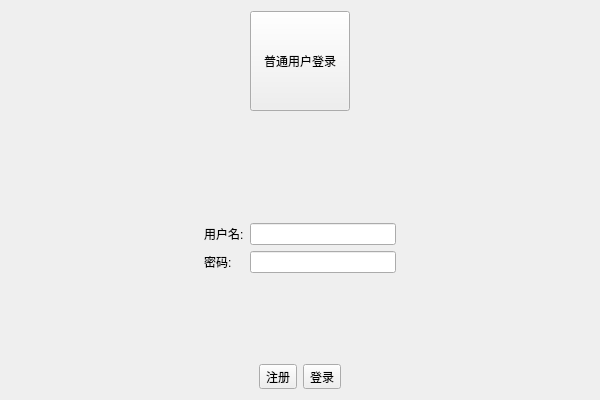
Old version of the form qt/login.ui in the repository llllishuo/Vehicle_StatusMonitoring_Demo.
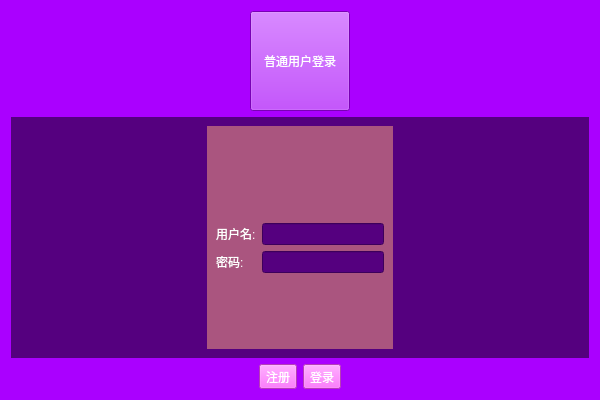
New version of the form.

Diff of the .ui file:
```diff
--- a/qt/login.ui
+++ b/qt/login.ui
@@ -11,7 +11,11 @@
    </rect>
   </property>
   <property name="windowTitle">
-   <string>Widget</string>
+   <string>登录</string>
+  </property>
+  <property name="styleSheet">
+   <string notr="true">border-top-color: rgb(170, 85, 255);
+background-color: rgb(170, 0, 255);</string>
   </property>
   <layout class="QHBoxLayout" name="horizontalLayout_4">
    <item>
@@ -45,6 +49,12 @@
            <height>50</height>
           </size>
          </property>
+         <property name="styleSheet">
+          <string notr="true">background-color: rgb(170, 0, 255);
+font: 700 9pt &quot;FiraCode Nerd Font Mono&quot;;
+color: rgb(255, 255, 255);
+</string>
+         </property>
          <property name="text">
           <string>普通用户登录</string>
          </property>
@@ -66,6 +76,10 @@
       </layout>
      </item>
      <item>
+      <widget class="QWidget" name="" native="true">
+       <property name="styleSheet">
+        <string notr="true">background-color: rgb(85, 0, 127);</string>
+       </property>
       <layout class="QHBoxLayout" name="horizontalLayout">
        <item>
         <spacer name="horizontalSpacer">
@@ -81,6 +95,10 @@
         </spacer>
        </item>
        <item>
+         <widget class="QWidget" name="" native="true">
+          <property name="styleSheet">
+           <string notr="true">background-color: rgb(170, 85, 127);</string>
+          </property>
         <layout class="QFormLayout" name="formLayout">
          <item row="1" column="1">
           <widget class="QLabel" name="login_err_label">
@@ -96,6 +114,11 @@
              <height>20</height>
             </size>
            </property>
+             <property name="styleSheet">
+              <string notr="true">font: 700 9pt &quot;FiraCode Nerd Font Mono&quot;;
+
+color: rgb(255, 255, 255);</string>
+             </property>
            <property name="text">
             <string/>
            </property>
@@ -103,16 +126,32 @@
          </item>
          <item row="2" column="0">
           <widget class="QLabel" name="username_label">
+             <property name="styleSheet">
+              <string notr="true">font: 700 9pt &quot;FiraCode Nerd Font Mono&quot;;
+color: rgb(255, 255, 255);
+</string>
+             </property>
            <property name="text">
             <string>用户名:</string>
            </property>
           </widget>
          </item>
          <item row="2" column="1">
-          <widget class="QLineEdit" name="username_lineEdit"/>
+            <widget class="QLineEdit" name="username_lineEdit">
+             <property name="styleSheet">
+              <string notr="true">background-color: rgb(85, 0, 127);
+font: 700 9pt &quot;FiraCode Nerd Font Mono&quot;;
+color: rgb(255, 255, 255);
+</string>
+             </property>
+            </widget>
          </item>
          <item row="3" column="0">
           <widget class="QLabel" name="password_label">
+             <property name="styleSheet">
+              <string notr="true">font: 700 9pt &quot;FiraCode Nerd Font Mono&quot;;
+color: rgb(255, 255, 255);</string>
+             </property>
            <property name="text">
             <string>密码:</string>
            </property>
@@ -120,6 +159,11 @@
          </item>
          <item row="3" column="1">
           <widget class="QLineEdit" name="password_lineEdit">
+             <property name="styleSheet">
+              <string notr="true">background-color: rgb(85, 0, 127);
+font: 700 9pt &quot;FiraCode Nerd Font Mono&quot;;
+color: rgb(255, 255, 255);</string>
+             </property>
            <property name="echoMode">
             <enum>QLineEdit::Password</enum>
            </property>
@@ -152,6 +196,7 @@
           </spacer>
          </item>
         </layout>
+         </widget>
        </item>
        <item>
         <spacer name="horizontalSpacer_2">
@@ -167,6 +212,7 @@
         </spacer>
        </item>
       </layout>
+      </widget>
      </item>
      <item>
       <layout class="QHBoxLayout" name="horizontalLayout_3">
@@ -185,6 +231,11 @@
        </item>
        <item>
         <widget class="QToolButton" name="logon_but">
+         <property name="styleSheet">
+          <string notr="true">background-color: rgb(255, 85, 255);
+font: 700 9pt &quot;FiraCode Nerd Font Mono&quot;;
+color: rgb(255, 255, 255);</string>
+         </property>
          <property name="text">
           <string>注册</string>
          </property>
@@ -192,6 +243,11 @@
        </item>
        <item>
         <widget class="QToolButton" name="login_but">
+         <property name="styleSheet">
+          <string notr="true">background-color: rgb(255, 85, 255);
+font: 700 9pt &quot;FiraCode Nerd Font Mono&quot;;
+color: rgb(255, 255, 255);</string>
+         </property>
          <property name="text">
           <string>登录</string>
          </property>
```
Lines whose indentation alone changed are shown as unchanged.
